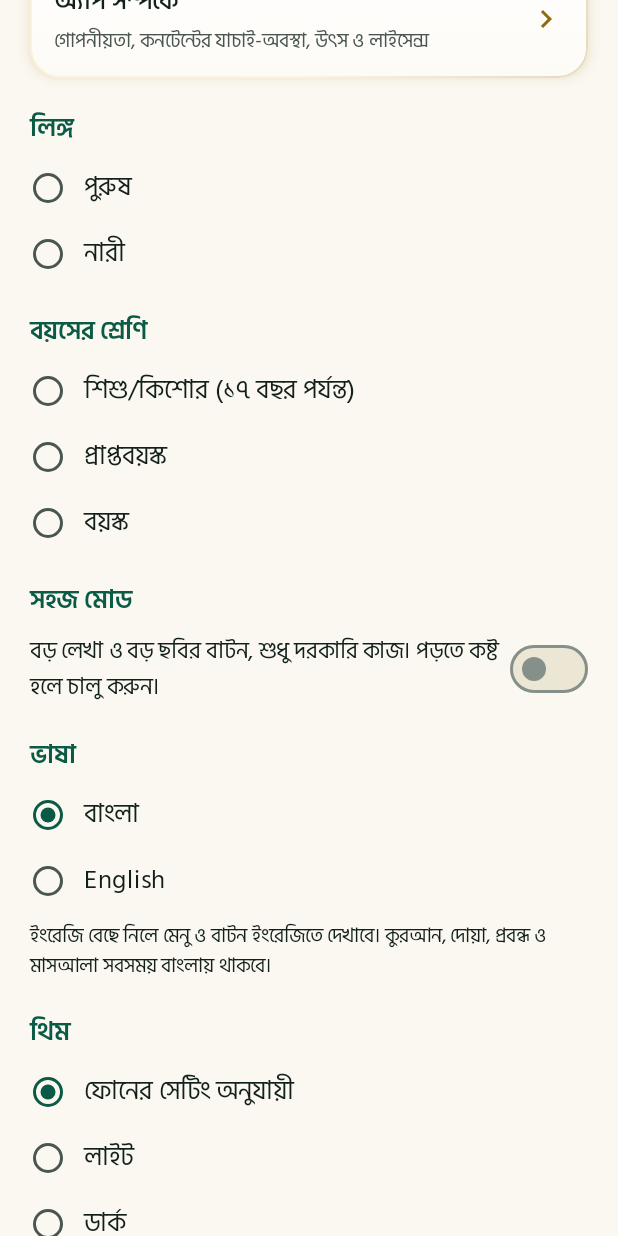
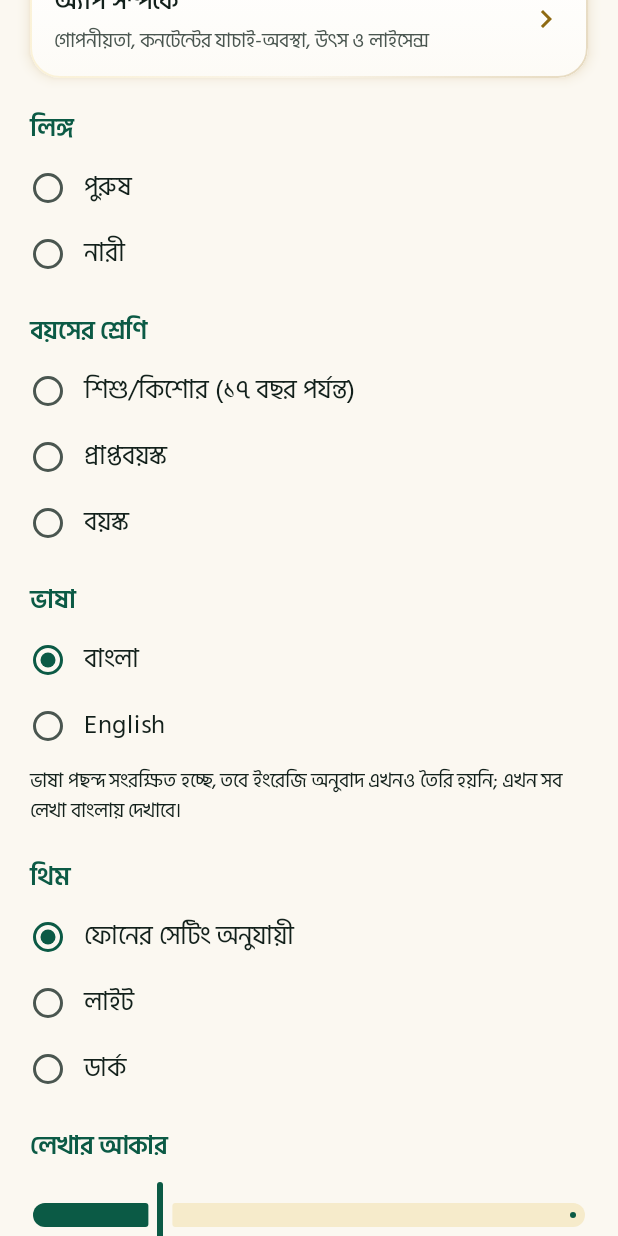
Before and after one commit to thetwinstarbd-byte/islam-shikhi, an Android app built with Jetpack Compose: the composable ProfileScreen shown on its own in the app's theme, scrolled down 576 dp, on a phone screen of 412 x 824 dp. Run offline under Robolectric (Android 15) with nearby library versions, the phone set to English and light mode, and no system bars.

Commit message:
Revert "সহজ মোড: বড় ছবির বাটন ও বড় লেখা; ভাষার লেখা সংশোধন"
This reverts commit d7fb8943258bd9fd1748ad06445d9411ce7ca577.

```diff
--- a/app/src/main/java/com/islamshikhi/app/MainActivity.kt
+++ b/app/src/main/java/com/islamshikhi/app/MainActivity.kt
@@ -38,7 +38,7 @@ class MainActivity : ComponentActivity() {
 
             IslamShikhiTheme(
                 themeMode = profile?.themeMode ?: ThemeMode.SYSTEM,
-                fontScale = (profile?.fontScale ?: 1.0f).let { if (profile?.simpleMode == true) maxOf(it, 1.25f) else it }
+                fontScale = profile?.fontScale ?: 1.0f
             ) {
                 androidx.compose.runtime.CompositionLocalProvider(
                     com.islamshikhi.app.ui.i18n.LocalLang provides (profile?.language ?: com.islamshikhi.app.domain.model.AppLanguage.BANGLA)
--- a/app/src/main/java/com/islamshikhi/app/domain/model/UserProfile.kt
+++ b/app/src/main/java/com/islamshikhi/app/domain/model/UserProfile.kt
@@ -25,7 +25,5 @@ data class UserProfile(
     val interests: Set<LearningInterest> = emptySet(),
     val learningGoal: LearningGoal? = null,
     val themeMode: ThemeMode = ThemeMode.SYSTEM,
-    val fontScale: Float = 1.0f,
-    /** সহজ মোড: বড় লেখা, বড় ছবির বাটন, শুধু দরকারি কাজ। কম শিক্ষিত বা বয়স্কদের জন্য। */
-    val simpleMode: Boolean = false
+    val fontScale: Float = 1.0f
 )
--- a/app/src/main/java/com/islamshikhi/app/ui/i18n/Tr.kt
+++ b/app/src/main/java/com/islamshikhi/app/ui/i18n/Tr.kt
@@ -86,8 +86,7 @@ object EnglishDict {
         "দূরত্ব" to "Distance", "আরও পড়ুন" to "Further reading", "ফিকহের প্রশ্নোত্তর" to "Fiqh Q&A",
         "উৎস ও লাইসেন্স" to "Sources and licences", "আরবি টেক্সট" to "Arabic text", "বাংলা অনুবাদ ও টীকা" to "Bangla translation and notes",
         "আপনার পরিকল্পনা" to "Your plan", "সূরা যোগ করুন" to "Add a surah", "এই রমযানের সারাংশ" to "This Ramadan's summary", "তারাবীহ ট্র্যাকার" to "Taraweeh tracker",
-        "ইসলাম শিখি" to "Islam Shikhi", "সব সেবা দেখুন" to "Show all services", "সহজ মোডে দেখুন (বড় বাটন)" to "Simple mode (big buttons)",
-        "সহজ মোড" to "Simple mode", "নামাজের সময়" to "Prayer times", "কুরআন পড়ুন" to "Read Quran", "শিখি" to "Learn", "প্রশ্ন-উত্তর" to "Questions & answers", "সময় কীভাবে চান?" to "How do you want the times?", "ডিফল্ট সময়" to "Default times", "আমার নিজের সময়" to "My own times", "কনটেন্ট" to "Content", "জেনে রাখুন" to "Good to know", "সীমাবদ্ধতা" to "Limitations", "মতভেদের বিষয়ে" to "On differences of opinion",
+        "ইসলাম শিখি" to "Islam Shikhi", "কনটেন্ট" to "Content", "জেনে রাখুন" to "Good to know", "সীমাবদ্ধতা" to "Limitations", "মতভেদের বিষয়ে" to "On differences of opinion",
         "সব কিছু আপনার ফোনে" to "Everything stays on your phone", "প্রোগ্রামিং লাইব্রেরি" to "Programming libraries",
         "কুরআনের টেক্সট ও অনুবাদ" to "Quran text and translation", "হাদীসের আরবি টেক্সট" to "Hadith Arabic text",
         "আজকের ব্যক্তিগত লক্ষ্য" to "Today's personal goals", "আপনার নিজের জন্য" to "For yourself", "রিমাইন্ডার" to "Reminders",
--- a/app/src/main/java/com/islamshikhi/app/ui/profile/ProfileScreen.kt
+++ b/app/src/main/java/com/islamshikhi/app/ui/profile/ProfileScreen.kt
@@ -95,26 +95,12 @@ fun ProfileScreen(
             RadioRow(item.labelBn(), profile.ageGroup == item) { viewModel.setAgeGroup(item) }
         }
 
-        SectionTitle("সহজ মোড")
-        Row(
-            modifier = Modifier.fillMaxWidth(),
-            verticalAlignment = Alignment.CenterVertically,
-            horizontalArrangement = Arrangement.SpaceBetween
-        ) {
-            Text(
-                "বড় লেখা ও বড় ছবির বাটন, শুধু দরকারি কাজ। পড়তে কষ্ট হলে চালু করুন।",
-                modifier = Modifier.weight(1f),
-                style = MaterialTheme.typography.bodyMedium
-            )
-            Switch(checked = profile.simpleMode, onCheckedChange = viewModel::setSimpleMode)
-        }
-
         SectionTitle("ভাষা")
         AppLanguage.entries.forEach { item ->
             RadioRow(item.labelBn(), profile.language == item) { viewModel.setLanguage(item) }
         }
         Text(
-            "ইংরেজি বেছে নিলে মেনু ও বাটন ইংরেজিতে দেখাবে। কুরআন, দোয়া, প্রবন্ধ ও মাসআলা সবসময় বাংলায় থাকবে।",
+            "ভাষা পছন্দ সংরক্ষিত হচ্ছে, তবে ইংরেজি অনুবাদ এখনও তৈরি হয়নি; এখন সব লেখা বাংলায় দেখাবে।",
             style = MaterialTheme.typography.bodySmall
         )
 
--- a/app/src/main/java/com/islamshikhi/app/ui/profile/ProfileViewModel.kt
+++ b/app/src/main/java/com/islamshikhi/app/ui/profile/ProfileViewModel.kt
@@ -21,7 +21,6 @@ class ProfileViewModel(private val repository: ProfileRepository) : ViewModel()
     fun setNotifications(value: Boolean) =
         viewModelScope.launch { repository.setNotificationsEnabled(value) }
     fun setThemeMode(value: ThemeMode) = viewModelScope.launch { repository.setThemeMode(value) }
-    fun setSimpleMode(value: Boolean) = viewModelScope.launch { repository.setSimpleMode(value) }
     fun setFontScale(value: Float) = viewModelScope.launch { repository.setFontScale(value) }
 
     companion object {
```
Also changed, not shown: app/src/main/java/com/islamshikhi/app/data/profile/ProfileRepository.kt (+1 -7 lines), app/src/main/java/com/islamshikhi/app/ui/home/HomeScreen.kt (+0 -55 lines).
